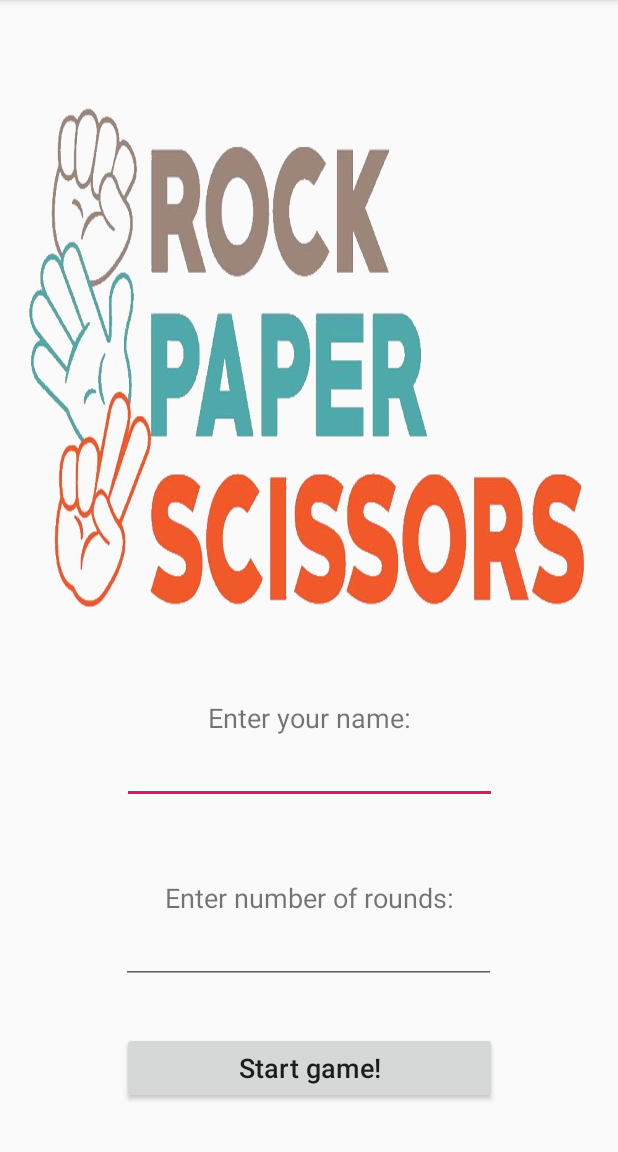
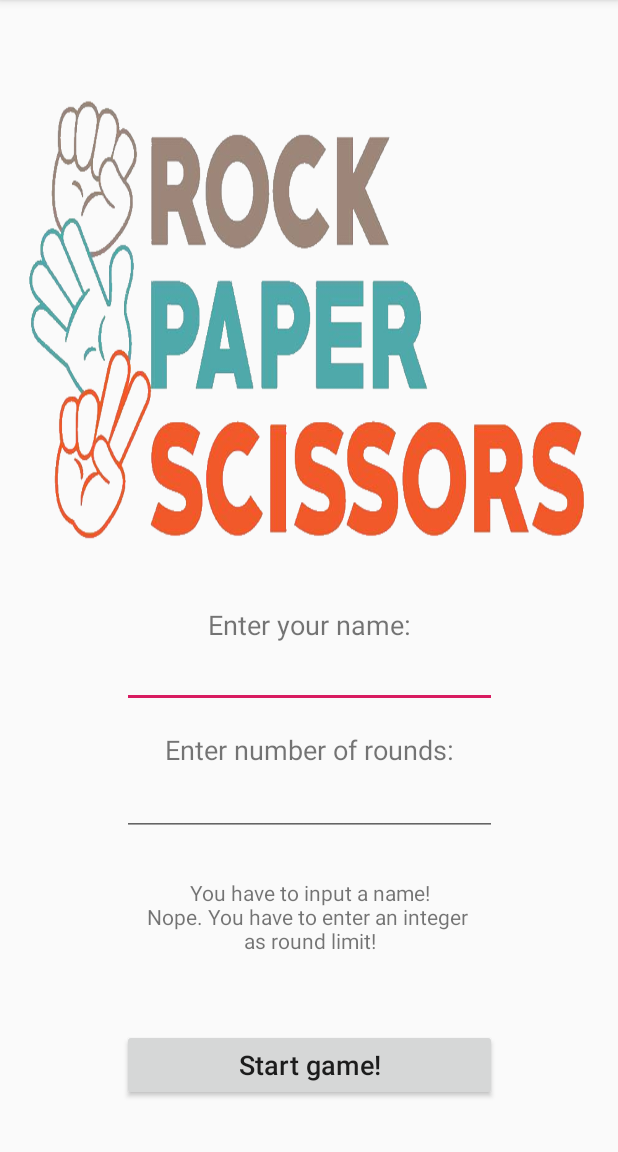
Before and after one commit to Fantomas4/Rock-Paper-Scissors-Android, an Android app: the screen it shows after launch (MainActivity), after a tap on "Start game!", on a phone screen of 412 x 824 dp, the part 84-1236 px from its top. Run offline under Robolectric (Android 15) with nearby library versions, the phone set to English and light mode, and no system bars.

Commit message:
Continued working on the MainActivity UI and made improvements to its UI. Also added an input check for the user's input in MainActivity's UI.

```diff
--- a/app/src/main/java/com/example/rockpaperscissors/GameActivity.java
+++ b/app/src/main/java/com/example/rockpaperscissors/GameActivity.java
@@ -256,7 +256,7 @@ public class GameActivity extends AppCompatActivity {
 
         Bundle bundle = getIntent().getExtras();
 //        if(bundle != null)
-        roundLimit = bundle.getInt("roundLimit");
+        roundLimit = Integer.parseInt(bundle.getString("roundLimit"));
         userNameTextView.setText(bundle.getString("userName"));
         botNameTextView.setText("Bot");
 
--- a/app/src/main/java/com/example/rockpaperscissors/MainActivity.java
+++ b/app/src/main/java/com/example/rockpaperscissors/MainActivity.java
@@ -6,19 +6,52 @@ import android.os.Bundle;
 import android.view.View;
 import android.widget.Button;
 import android.widget.EditText;
-import android.widget.Toast;
+import android.widget.TextView;
 
 public class MainActivity extends AppCompatActivity {
 
-    Button startGameButton;
     EditText nameInputField;
     EditText pointLimitInputField;
+    TextView notificationMsg;
+    Button startGameButton;
 
-    private boolean checkUserInput(String userName, int roundLimit) {
+
+    private boolean checkUserInput(String userName, String roundLimitInput) {
+
+        boolean userNameAccepted = false;
+        boolean roundLimitAccepted = false;
+
+        String notification = "";
+
         if (userName.length() > 25) {
-            Toast.makeText(getApplicationContext(), "Wow! Try using a shorter name!", Toast.LENGTH_LONG).show();
+            notification += "Wow! Try using a shorter name!\n";
             nameInputField.setText("");
+        } else if (userName.length() == 0) {
+            notification += "You have to input a name!\n";
+            nameInputField.setText("");
+        } else {
+            userNameAccepted = true;
         }
+
+
+        // Check if user round limit input is an integer
+
+        try {
+            int roundLimit;
+            roundLimit = Integer.parseInt(roundLimitInput);
+            if (roundLimit <= 0) {
+                notification += "No no no! You have to enter a number > 0 \nas a round limit!\n";
+                pointLimitInputField.setText("");
+            } else {
+                roundLimitAccepted = true;
+            }
+        } catch (NumberFormatException e) {
+            notification += "Nope. You have to enter an integer \nas round limit!\n";
+        }
+
+        notificationMsg.setText(notification);
+
+        return userNameAccepted && roundLimitAccepted;
     }
 
     @Override
@@ -26,16 +59,18 @@ public class MainActivity extends AppCompatActivity {
         super.onCreate(savedInstanceState);
         setContentView(R.layout.activity_main);
 
-        startGameButton = (Button) findViewById(R.id.startGameButton);
-        nameInputField = (EditText) findViewById(R.id.nameInputField);
-        pointLimitInputField = (EditText) findViewById(R.id.pointLimitInputField);
+        nameInputField = findViewById(R.id.nameInputField);
+        pointLimitInputField = findViewById(R.id.pointLimitInputField);
+        notificationMsg = findViewById(R.id.notificationMsg);
 
+        startGameButton = findViewById(R.id.startGameButton);
         startGameButton.setOnClickListener(new View.OnClickListener() {
             @Override
             public void onClick(View v) {
 
                 String userName = nameInputField.getText().toString();
-                int roundLimit = Integer.parseInt(pointLimitInputField.getText().toString());
+//                int roundLimit = Integer.parseInt(pointLimitInputField.getText().toString());
+                String roundLimit = pointLimitInputField.getText().toString();
 
                 boolean inputAccepted = checkUserInput(userName, roundLimit);
 
@@ -43,12 +78,10 @@ public class MainActivity extends AppCompatActivity {
                     Intent intent = new Intent(MainActivity.this, GameActivity.class);
                     Bundle bundle = new Bundle();
                     bundle.putString("userName", userName);
-                    bundle.putInt("roundLimit", roundLimit);
+                    bundle.putString("roundLimit", roundLimit);
                     intent.putExtras(bundle);
                     startActivity(intent);
                     finish();
-                } else {
-
                 }
             }
         });
--- a/app/src/main/res/layout/activity_main.xml
+++ b/app/src/main/res/layout/activity_main.xml
@@ -13,10 +13,10 @@
         android:layout_marginStart="8dp"
         android:layout_marginTop="32dp"
         android:layout_marginEnd="8dp"
-        android:layout_marginBottom="32dp"
+        android:layout_marginBottom="42dp"
         android:contentDescription="@string/todo"
         android:scaleType="fitXY"
-        app:layout_constraintBottom_toTopOf="@+id/nameTextView"
+        app:layout_constraintBottom_toTopOf="@+id/nameInputField"
         app:layout_constraintEnd_toEndOf="parent"
         app:layout_constraintStart_toStartOf="parent"
         app:layout_constraintTop_toTopOf="parent"
@@ -26,37 +26,31 @@
         android:id="@+id/roundTextView"
         android:layout_width="wrap_content"
         android:layout_height="wrap_content"
-        android:layout_marginStart="16dp"
-        android:layout_marginEnd="16dp"
         android:text="@string/enter_number_of_rounds"
         android:textAlignment="center"
         android:textSize="18sp"
         app:layout_constraintBottom_toTopOf="@+id/pointLimitInputField"
-        app:layout_constraintEnd_toEndOf="parent"
-        app:layout_constraintStart_toStartOf="parent"
+        app:layout_constraintEnd_toEndOf="@+id/pointLimitInputField"
+        app:layout_constraintStart_toStartOf="@+id/pointLimitInputField"
         app:layout_constraintTop_toBottomOf="@+id/nameInputField" />
 
     <TextView
         android:id="@+id/nameTextView"
         android:layout_width="wrap_content"
         android:layout_height="wrap_content"
-        android:layout_marginStart="16dp"
-        android:layout_marginEnd="16dp"
+        android:layout_marginTop="19dp"
         android:text="@string/enter_your_name"
         android:textAlignment="center"
         android:textSize="18sp"
-        app:layout_constraintBottom_toTopOf="@+id/nameInputField"
-        app:layout_constraintEnd_toEndOf="parent"
-        app:layout_constraintStart_toStartOf="parent"
+        app:layout_constraintEnd_toEndOf="@+id/nameInputField"
+        app:layout_constraintStart_toStartOf="@+id/nameInputField"
         app:layout_constraintTop_toBottomOf="@+id/imageView4" />
 
     <EditText
         android:id="@+id/nameInputField"
         android:layout_width="250dp"
         android:layout_height="wrap_content"
-        android:layout_marginStart="16dp"
-        android:layout_marginEnd="16dp"
-        android:layout_marginBottom="50dp"
+        android:layout_marginBottom="15dp"
         android:ems="10"
         android:inputType="textPersonName"
         android:textAlignment="center"
@@ -64,22 +58,19 @@
         app:layout_constraintBottom_toTopOf="@+id/roundTextView"
         app:layout_constraintEnd_toEndOf="parent"
         app:layout_constraintStart_toStartOf="parent"
-        app:layout_constraintTop_toBottomOf="@+id/nameTextView" />
+        app:layout_constraintTop_toBottomOf="@+id/imageView4" />
 
     <EditText
         android:id="@+id/pointLimitInputField"
         android:layout_width="250dp"
         android:layout_height="wrap_content"
-        android:layout_marginStart="16dp"
-        android:layout_marginEnd="16dp"
-        android:layout_marginBottom="32dp"
+        android:layout_marginBottom="28dp"
         android:ems="10"
         android:inputType="numberSigned"
         android:textAlignment="center"
         android:textSize="18sp"
-        app:layout_constraintBottom_toTopOf="@+id/startGameButton"
+        app:layout_constraintBottom_toTopOf="@+id/notificationMsg"
         app:layout_constraintEnd_toEndOf="parent"
-        app:layout_constraintHorizontal_bias="0.496"
         app:layout_constraintStart_toStartOf="parent"
         app:layout_constraintTop_toBottomOf="@+id/roundTextView" />
 
@@ -87,15 +78,24 @@
         android:id="@+id/startGameButton"
         android:layout_width="250dp"
         android:layout_height="wrap_content"
-        android:layout_marginStart="16dp"
-        android:layout_marginEnd="16dp"
-        android:layout_marginBottom="32dp"
+        android:layout_marginBottom="34dp"
         android:text="@string/start_game"
         android:textAllCaps="false"
         android:textSize="18sp"
         app:layout_constraintBottom_toBottomOf="parent"
         app:layout_constraintEnd_toEndOf="parent"
         app:layout_constraintStart_toStartOf="parent"
+        app:layout_constraintTop_toBottomOf="@+id/notificationMsg" />
+
+    <TextView
+        android:id="@+id/notificationMsg"
+        android:layout_width="wrap_content"
+        android:layout_height="wrap_content"
+        android:layout_marginBottom="33dp"
+        android:textAlignment="center"
+        app:layout_constraintBottom_toTopOf="@+id/startGameButton"
+        app:layout_constraintEnd_toEndOf="parent"
+        app:layout_constraintStart_toStartOf="parent"
         app:layout_constraintTop_toBottomOf="@+id/pointLimitInputField" />
 
 </android.support.constraint.ConstraintLayout>
```
